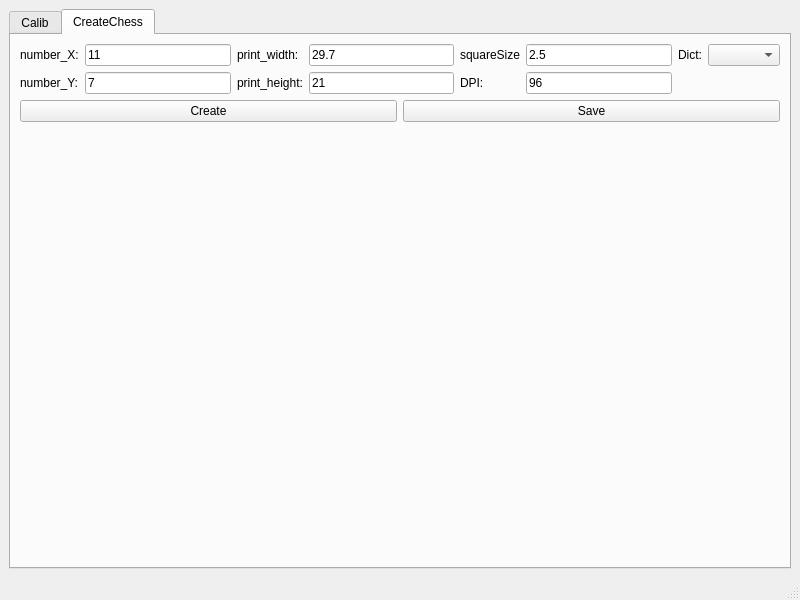
This is mainwindow.ui in blanklog/CameraCalibration_Qt as Qt 5 draws it before an edit. The edited form follows.
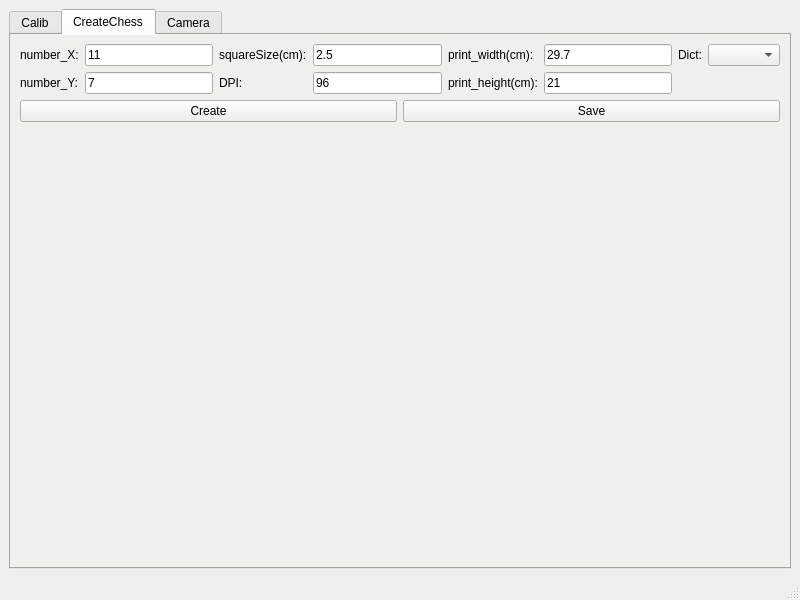
This is the edited form. The open tabs and pages were chosen to show the change.

The edit to the form file:
```diff
--- a/mainwindow.ui
+++ b/mainwindow.ui
@@ -14,9 +14,15 @@
    <string>MainWindow</string>
   </property>
   <widget class="QWidget" name="centralwidget">
+   <property name="styleSheet">
+    <string notr="true"/>
+   </property>
    <layout class="QHBoxLayout" name="horizontalLayout_2">
     <item>
      <widget class="QTabWidget" name="tabWidget">
+      <property name="styleSheet">
+       <string notr="true">QTabWidget{background-color: rgb(228, 228, 225);}</string>
+      </property>
       <property name="currentIndex">
        <number>0</number>
       </property>
@@ -161,17 +167,17 @@
             </property>
            </widget>
           </item>
-          <item row="0" column="2">
+          <item row="1" column="4">
+           <widget class="QLabel" name="label_7">
+            <property name="text">
+             <string>print_height(cm):</string>
+            </property>
+           </widget>
+          </item>
+          <item row="0" column="4">
            <widget class="QLabel" name="label_3">
             <property name="text">
-             <string>print_width:</string>
-            </property>
-           </widget>
-          </item>
-          <item row="0" column="6">
-           <widget class="QLabel" name="label_5">
-            <property name="text">
-             <string>Dict:</string>
+             <string>print_width(cm):</string>
             </property>
            </widget>
           </item>
@@ -182,23 +188,9 @@
             </property>
            </widget>
           </item>
-          <item row="0" column="5">
-           <widget class="QLineEdit" name="lineEdit_squareSize">
-            <property name="text">
-             <string>2.5</string>
-            </property>
-           </widget>
-          </item>
-          <item row="0" column="7">
+          <item row="0" column="9">
            <widget class="QComboBox" name="comboBox_dict"/>
           </item>
-          <item row="0" column="4">
-           <widget class="QLabel" name="label_4">
-            <property name="text">
-             <string>squareSize</string>
-            </property>
-           </widget>
-          </item>
           <item row="1" column="0">
            <widget class="QLabel" name="label_6">
             <property name="text">
@@ -213,41 +205,55 @@
             </property>
            </widget>
           </item>
-          <item row="1" column="2">
-           <widget class="QLabel" name="label_7">
+          <item row="0" column="8">
+           <widget class="QLabel" name="label_5">
             <property name="text">
-             <string>print_height:</string>
+             <string>Dict:</string>
             </property>
            </widget>
           </item>
-          <item row="1" column="3">
+          <item row="1" column="5">
            <widget class="QLineEdit" name="lineEdit_printY">
             <property name="text">
              <string>21</string>
             </property>
            </widget>
           </item>
-          <item row="1" column="4">
+          <item row="0" column="2">
+           <widget class="QLabel" name="label_4">
+            <property name="text">
+             <string>squareSize(cm):</string>
+            </property>
+           </widget>
+          </item>
+          <item row="0" column="5">
+           <widget class="QLineEdit" name="lineEdit_printX">
+            <property name="text">
+             <string>29.7</string>
+            </property>
+           </widget>
+          </item>
+          <item row="0" column="3">
+           <widget class="QLineEdit" name="lineEdit_squareSize">
+            <property name="text">
+             <string>2.5</string>
+            </property>
+           </widget>
+          </item>
+          <item row="1" column="2">
            <widget class="QLabel" name="label_8">
             <property name="text">
              <string>DPI:</string>
             </property>
            </widget>
           </item>
-          <item row="1" column="5">
+          <item row="1" column="3">
            <widget class="QLineEdit" name="lineEdit_DPI">
             <property name="text">
              <string>96</string>
             </property>
            </widget>
           </item>
-          <item row="0" column="3">
-           <widget class="QLineEdit" name="lineEdit_printX">
-            <property name="text">
-             <string>29.7</string>
-            </property>
-           </widget>
-          </item>
          </layout>
         </item>
         <item>
@@ -283,6 +289,23 @@
         </item>
        </layout>
       </widget>
+      <widget class="QWidget" name="tab_camera">
+       <attribute name="title">
+        <string>Camera</string>
+       </attribute>
+       <layout class="QHBoxLayout" name="horizontalLayout_6" stretch="0,2">
+        <item>
+         <widget class="QListView" name="listView_Camera"/>
+        </item>
+        <item>
+         <widget class="QLabel" name="label_showCamera">
+          <property name="text">
+           <string>TextLabel</string>
+          </property>
+         </widget>
+        </item>
+       </layout>
+      </widget>
      </widget>
     </item>
    </layout>
```
Left out of the diff: 18 changed lines with no effect on the pictures.
